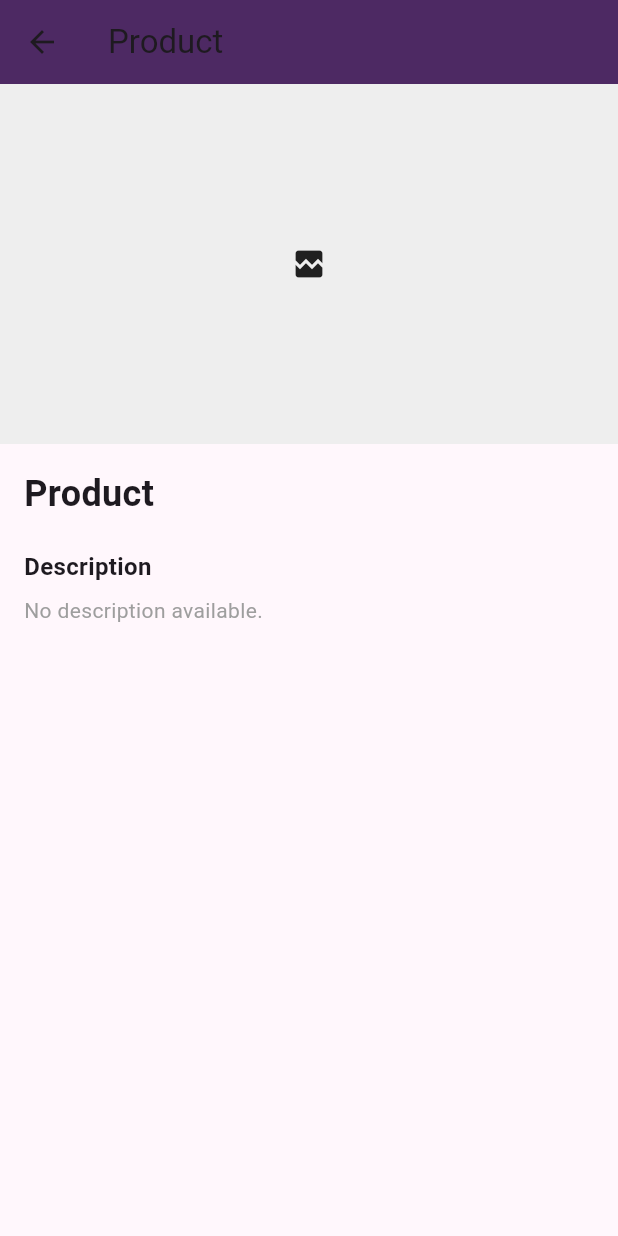
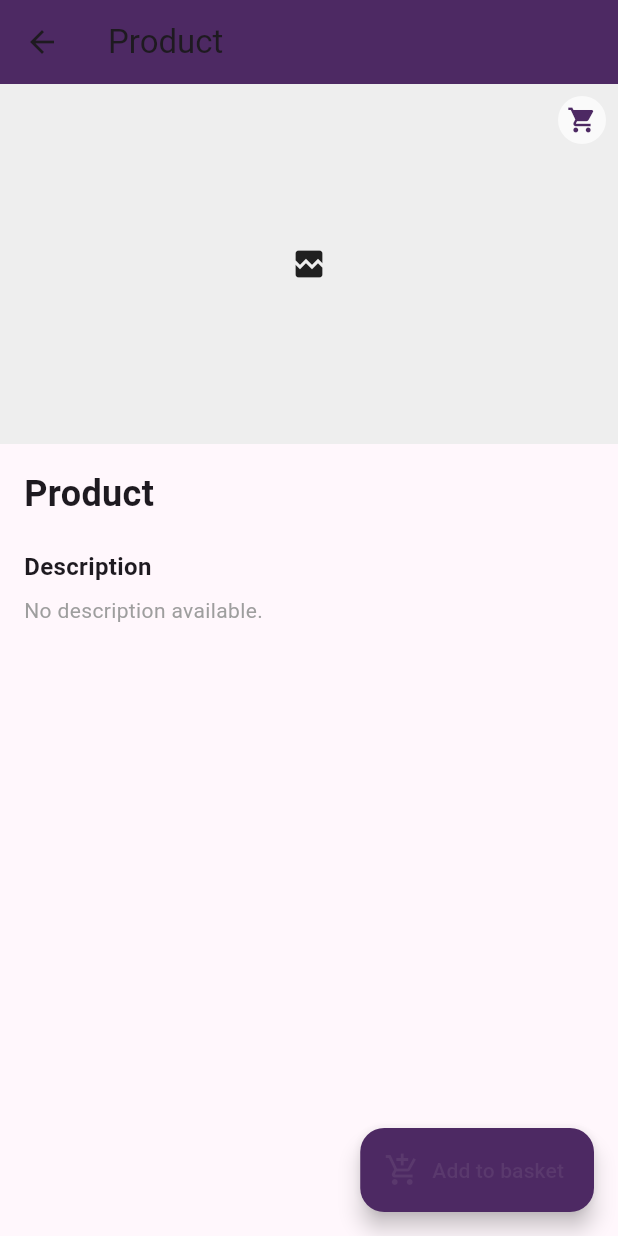
Before and after one commit to Beaujo-sys/Union_Shop, a Flutter app: the ProductPage screen opened directly, on a phone screen of 412 x 824 dp. Run offline on Flutter 3.47's test engine with Material 3 defaults, Android fonts, the phone set to English and light mode, and no system bars; network calls fail.

Commit message:
product page added again to keep things more organised

```diff
--- a/shop-main/lib/main.dart
+++ b/shop-main/lib/main.dart
@@ -2,6 +2,7 @@ import 'package:flutter/material.dart';
 import 'package:union_shop/about_page.dart';
 import 'package:union_shop/shipping_page.dart';
 import 'package:union_shop/collections.dart';
+import 'package:union_shop/product_page.dart'; // added - ProductPage moved here
 
 void main() {
   runApp(const UnionShopApp());
@@ -475,55 +476,3 @@ class _FooterColumn extends StatelessWidget {
     );
   }
 }
-
-// Add a simple generic product page so only the T‑Shirt route opens TShirtPage.
-class ProductPage extends StatelessWidget {
-  final Map<String, String>? item;
-  const ProductPage({super.key, this.item});
-
-  @override
-  Widget build(BuildContext context) {
-    final title = item?['title'] ?? 'Product';
-    final price = item?['price'] ?? '';
-    final description = item?['description'] ?? 'No description available.';
-    final image = item?['image'] ?? '';
-
-    Widget imageWidget() {
-      if (image.isEmpty) {
-        return Container(height: 240, color: Colors.grey[200], child: const Center(child: Icon(Icons.broken_image)));
-      }
-      if (image.startsWith('assets/')) {
-        return Image.asset(image, height: 240, width: double.infinity, fit: BoxFit.cover, errorBuilder: (_, __, ___) {
-          return Container(height: 240, color: Colors.grey[200], child: const Center(child: Icon(Icons.broken_image)));
-        });
-      }
-      return Image.network(image, height: 240, width: double.infinity, fit: BoxFit.cover, errorBuilder: (_, __, ___) {
-        return Container(height: 240, color: Colors.grey[200], child: const Center(child: Icon(Icons.broken_image)));
-      });
-    }
-
-    return Scaffold(
-      appBar: AppBar(title: Text(title), backgroundColor: const Color(0xFF4d2963)),
-      body: SingleChildScrollView(
-        child: Column(
-          crossAxisAlignment: CrossAxisAlignment.start,
-          children: [
-            imageWidget(),
-            Padding(
-              padding: const EdgeInsets.all(16),
-              child: Column(crossAxisAlignment: CrossAxisAlignment.start, children: [
-                Text(title, style: const TextStyle(fontSize: 24, fontWeight: FontWeight.bold)),
-                const SizedBox(height: 8),
-                if (price.isNotEmpty) Text(price, style: const TextStyle(fontSize: 18, color: Color(0xFF4d2963))),
-                const SizedBox(height: 12),
-                const Text('Description', style: TextStyle(fontSize: 16, fontWeight: FontWeight.w600)),
-                const SizedBox(height: 8),
-                Text(description, style: const TextStyle(fontSize: 14, color: Colors.grey)),
-              ]),
-            ),
-          ],
-        ),
-      ),
-    );
-  }
-}
--- /dev/null
+++ b/shop-main/lib/product_page.dart
@@ -0,0 +1,100 @@
+import 'package:flutter/material.dart';
+
+class ProductPage extends StatelessWidget {
+  final Map<String, String>? item;
+  const ProductPage({super.key, this.item});
+
+  @override
+  Widget build(BuildContext context) {
+    final title = item?['title'] ?? 'Product';
+    final price = item?['price'] ?? '';
+    final description = item?['description'] ?? 'No description available.';
+    final image = item?['image'] ?? '';
+
+    Widget imageWidget() {
+      if (image.isEmpty) {
+        return Container(height: 240, color: Colors.grey[200], child: const Center(child: Icon(Icons.broken_image)));
+      }
+      if (image.startsWith('assets/')) {
+        return Image.asset(image, height: 240, width: double.infinity, fit: BoxFit.cover, errorBuilder: (_, __, ___) {
+          return Container(height: 240, color: Colors.grey[200], child: const Center(child: Icon(Icons.broken_image)));
+        });
+      }
+      return Image.network(image, height: 240, width: double.infinity, fit: BoxFit.cover, errorBuilder: (_, __, ___) {
+        return Container(height: 240, color: Colors.grey[200], child: const Center(child: Icon(Icons.broken_image)));
+      });
+    }
+
+    return Scaffold(
+      appBar: AppBar(
+        title: Text(title),
+        backgroundColor: const Color(0xFF4d2963),
+      ),
+      body: SingleChildScrollView(
+        child: Column(
+          crossAxisAlignment: CrossAxisAlignment.start,
+          children: [
+            // Image with overlay cart quick-action
+            SizedBox(
+              height: 240,
+              width: double.infinity,
+              child: Stack(
+                fit: StackFit.expand,
+                children: [
+                  // reuse the existing imageWidget
+                  imageWidget(),
+                  // small shopping-cart overlay button
+                  Positioned(
+                    top: 8,
+                    right: 8,
+                    child: GestureDetector(
+                      onTap: () {
+                        final name = title;
+                        ScaffoldMessenger.of(context).showSnackBar(
+                          SnackBar(content: Text('Added $name to basket (demo)')),
+                        );
+                        // TODO: call real basket-add function here
+                      },
+                      child: Container(
+                        padding: const EdgeInsets.all(6),
+                        decoration: BoxDecoration(
+                          color: Colors.white70,
+                          borderRadius: BorderRadius.circular(20),
+                        ),
+                        child: const Icon(Icons.shopping_cart, size: 20, color: Color(0xFF4d2963)),
+                      ),
+                    ),
+                  ),
+                ],
+              ),
+            ),
+            Padding(
+              padding: const EdgeInsets.all(16),
+              child: Column(crossAxisAlignment: CrossAxisAlignment.start, children: [
+                Text(title, style: const TextStyle(fontSize: 24, fontWeight: FontWeight.bold)),
+                const SizedBox(height: 8),
+                if (price.isNotEmpty) Text(price, style: const TextStyle(fontSize: 18, color: Color(0xFF4d2963))),
+                const SizedBox(height: 12),
+                const Text('Description', style: TextStyle(fontSize: 16, fontWeight: FontWeight.w600)),
+                const SizedBox(height: 8),
+                Text(description, style: const TextStyle(fontSize: 14, color: Colors.grey)),
+              ]),
+            ),
+          ],
+        ),
+      ),
+      floatingActionButton: FloatingActionButton.extended(
+        onPressed: () {
+          final name = title;
+          ScaffoldMessenger.of(context).showSnackBar(
+            SnackBar(content: Text('Added $name to basket (demo)')),
+          );
+          // TODO: call your real basket-add function here
+        },
+        icon: const Icon(Icons.add_shopping_cart),
+        label: const Text('Add to basket'),
+        backgroundColor: const Color(0xFF4d2963),
+      ),
+    );
+  }
+}
```
